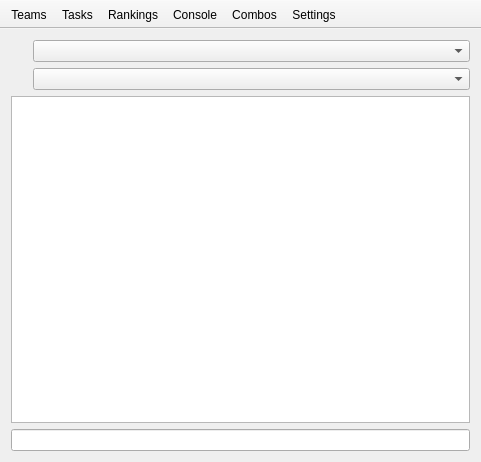
FrankMamuda/ketoevent, file mainwindow.ui: the form before one commit.
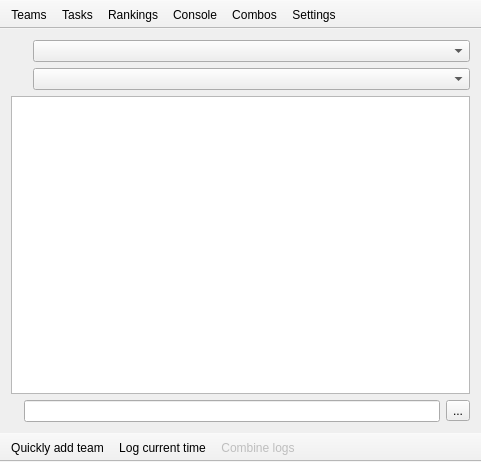
The form after the commit. Icons and pictures are not drawn. Custom widgets are drawn as their Qt base class.

```diff
--- a/mainwindow.ui
+++ b/mainwindow.ui
@@ -69,7 +69,38 @@
      <widget class="TaskView" name="taskView"/>
     </item>
     <item>
-     <widget class="QLineEdit" name="findEdit"/>
+     <layout class="QHBoxLayout" name="horizontalLayout">
+      <item>
+       <widget class="QLabel" name="findPixmap">
+        <property name="maximumSize">
+         <size>
+          <width>16</width>
+          <height>16</height>
+         </size>
+        </property>
+        <property name="text">
+         <string/>
+        </property>
+        <property name="pixmap">
+         <pixmap resource="resources.qrc">:/icons/find</pixmap>
+        </property>
+       </widget>
+      </item>
+      <item>
+       <widget class="QLineEdit" name="findEdit"/>
+      </item>
+      <item>
+       <widget class="QToolButton" name="clearButton">
+        <property name="text">
+         <string>...</string>
+        </property>
+        <property name="icon">
+         <iconset resource="resources.qrc">
+          <normaloff>:/icons/clear</normaloff>:/icons/clear</iconset>
+        </property>
+       </widget>
+      </item>
+     </layout>
     </item>
    </layout>
   </widget>
@@ -108,6 +139,38 @@
    <addaction name="actionCombos"/>
    <addaction name="actionSettings"/>
   </widget>
+  <widget class="QToolBar" name="quickBar">
+   <property name="windowTitle">
+    <string>quickBar</string>
+   </property>
+   <property name="movable">
+    <bool>false</bool>
+   </property>
+   <property name="allowedAreas">
+    <set>Qt::BottomToolBarArea|Qt::TopToolBarArea</set>
+   </property>
+   <property name="iconSize">
+    <size>
+     <width>16</width>
+     <height>16</height>
+    </size>
+   </property>
+   <property name="toolButtonStyle">
+    <enum>Qt::ToolButtonTextBesideIcon</enum>
+   </property>
+   <property name="floatable">
+    <bool>false</bool>
+   </property>
+   <attribute name="toolBarArea">
+    <enum>BottomToolBarArea</enum>
+   </attribute>
+   <attribute name="toolBarBreak">
+    <bool>false</bool>
+   </attribute>
+   <addaction name="actionAddQuick"/>
+   <addaction name="actionLogTime"/>
+   <addaction name="actionCombine"/>
+  </widget>
   <action name="actionTeams">
    <property name="icon">
     <iconset resource="resources.qrc">
@@ -162,6 +225,36 @@
     <string>Combos</string>
    </property>
   </action>
+  <action name="actionAddQuick">
+   <property name="icon">
+    <iconset resource="resources.qrc">
+     <normaloff>:/icons/add</normaloff>:/icons/add</iconset>
+   </property>
+   <property name="text">
+    <string>Quickly add team</string>
+   </property>
+  </action>
+  <action name="actionLogTime">
+   <property name="icon">
+    <iconset resource="resources.qrc">
+     <normaloff>:/icons/time</normaloff>:/icons/time</iconset>
+   </property>
+   <property name="text">
+    <string>Log current time</string>
+   </property>
+  </action>
+  <action name="actionCombine">
+   <property name="enabled">
+    <bool>false</bool>
+   </property>
+   <property name="icon">
+    <iconset resource="resources.qrc">
+     <normaloff>:/icons/combos</normaloff>:/icons/combos</iconset>
+   </property>
+   <property name="text">
+    <string>Combine logs</string>
+   </property>
+  </action>
  </widget>
  <layoutdefault spacing="6" margin="11"/>
  <customwidgets>
```
